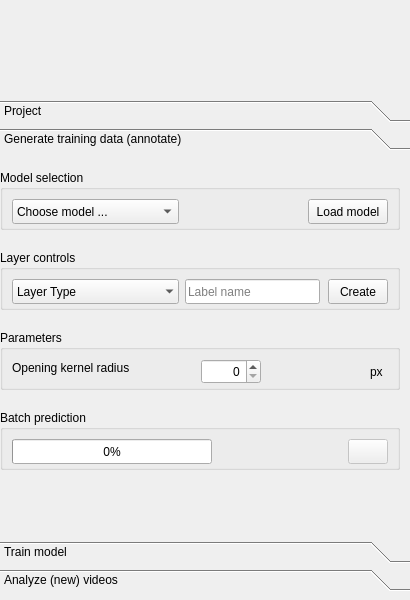
The window that qt_gui/octron.ui (horsto/OCTRON-GUI) describes before a commit, drawn with Qt 5.
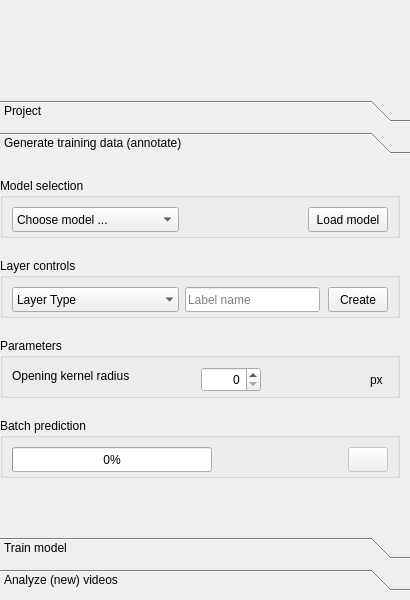
The same window after the commit. The open tabs and pages were chosen to show the change. Icons and pictures are not drawn.

Diff of the .ui file:
```diff
--- a/qt_gui/octron.ui
+++ b/qt_gui/octron.ui
@@ -113,6 +113,9 @@
       <property name="currentIndex">
        <number>0</number>
       </property>
+      <property name="tabSpacing">
+       <number>10</number>
+      </property>
       <widget class="QWidget" name="project_tab">
        <property name="geometry">
         <rect>
@@ -341,7 +344,7 @@
               </property>
               <property name="maximumSize">
                <size>
-                <width>200</width>
+                <width>135</width>
                 <height>25</height>
                </size>
               </property>
@@ -363,7 +366,7 @@
              <widget class="QPushButton" name="create_annotation_layer_btn">
               <property name="minimumSize">
                <size>
-                <width>0</width>
+                <width>60</width>
                 <height>25</height>
                </size>
               </property>
@@ -511,7 +514,7 @@
               </property>
               <property name="maximumSize">
                <size>
-                <width>250</width>
+                <width>255</width>
                 <height>25</height>
                </size>
               </property>
```
